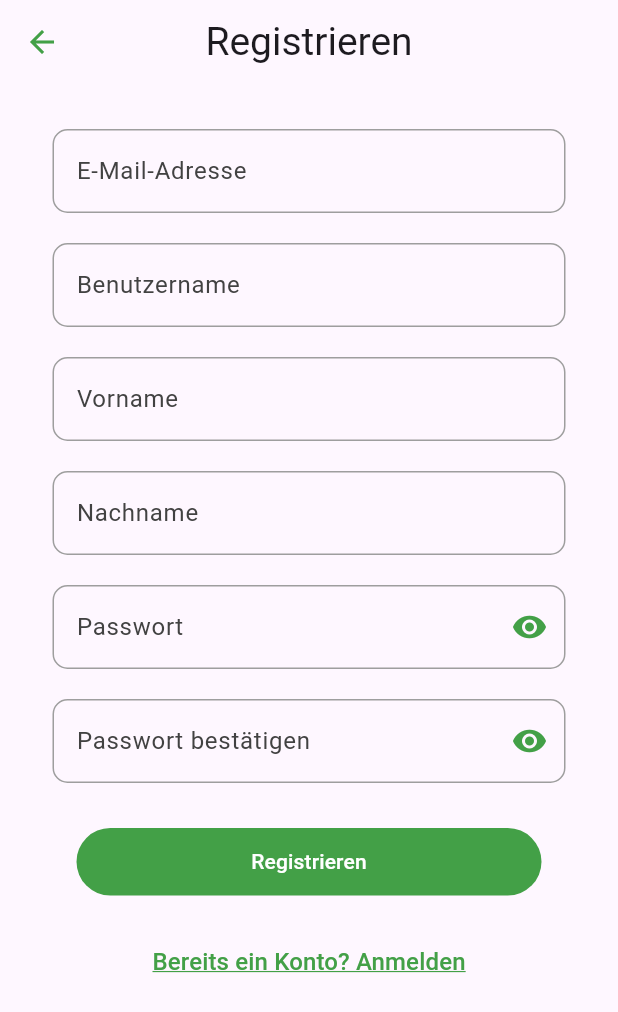
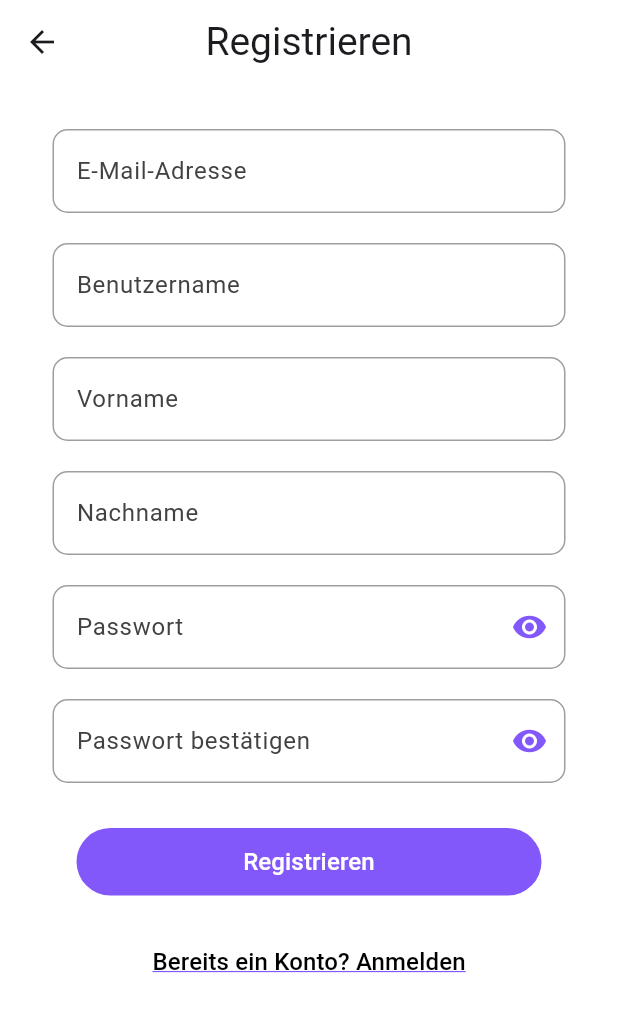
Before and after one commit to MohamadAlaskari/smart_activity_frontend, a Flutter app: the screen it shows after launch, after a tap on "Noch kein Konto? Jetzt registrieren", on a phone screen of 412 x 824 dp. Shown: the top 1012 px of the screen. Run offline on Flutter 3.47's test engine with Material 3 defaults, Android fonts, the phone set to English and light mode, and no system bars; our stand-ins replace bloc, dio, easy_localization, flutter_bloc, flutter_native_splash, flutter_secure_storage and 8 more; missing offline and left inert: fresh_dio; accounts and stored records are empty; generated files the repository leaves out were written again; statements that could not run were skipped.

Commit message:
update color scheme and adjust UI elements for consistency

```diff
--- a/lib/assets/colors.gen.dart
+++ b/lib/assets/colors.gen.dart
@@ -25,8 +25,8 @@ class ColorName {
   /// Color: #303F9F
   static const Color colorAccent = Color(0xFF303F9F);
 
-  /// Color: #43A047
-  static const Color colorPrimary = Color(0xFF43A047);
+  /// Color: #8258FA
+  static const Color colorPrimary = Color(0xFF8258FA);
 
   /// Color: #90CAF9
   static const Color disabledButtonColor = Color(0xFF90CAF9);
--- a/lib/presentation/forgot_password/forgot_password_view.dart
+++ b/lib/presentation/forgot_password/forgot_password_view.dart
@@ -14,9 +14,9 @@ class ForgotPasswordView extends StatelessWidget {
   @override
   Widget build(BuildContext context) {
     Widget content = Scaffold(
-      backgroundColor: ColorName.background,
+      backgroundColor: ColorName.white,
       appBar: AppBar(
-        backgroundColor: ColorName.background,
+        backgroundColor: ColorName.white,
         title: Text(
           'FORGOT_PASSWORD.TITLE'.tr(),
           style: const TextStyle(fontSize: 26),
--- a/lib/presentation/home/home_view.dart
+++ b/lib/presentation/home/home_view.dart
@@ -122,7 +122,7 @@ class HomeView extends StatelessWidget {
                 onPressed: () {
                   context.pushNamed(VibeSelectionProvider.routeName);
                 },
-                icon: const Icon(Icons.search, size: 30),
+                icon: const Icon(Icons.mood, size: 30),
               ),
               Transform.translate(
                 offset: const Offset(-8, 0),
@@ -130,7 +130,7 @@ class HomeView extends StatelessWidget {
                   onPressed: () {
                     context.pushNamed(SettingsProvider.routeName);
                   },
-                  icon: const Icon(Icons.settings_outlined, size: 30),
+                  icon: const Icon(Icons.person, size: 30),
                 ),
               ),
             ],
--- a/lib/presentation/home/ui/weather_row.dart
+++ b/lib/presentation/home/ui/weather_row.dart
@@ -68,7 +68,7 @@ class WeatherRow extends StatelessWidget {
                           : Colors.grey.shade400,
                   width: isSelected ? 2 : 1,
                 ),
-                color: isSelected ? Colors.green[50] : Colors.transparent,
+                color: isSelected ? Colors.purple[50] : Colors.transparent,
               ),
               child: Column(
                 mainAxisAlignment: MainAxisAlignment.center,
--- a/lib/presentation/login/login_view.dart
+++ b/lib/presentation/login/login_view.dart
@@ -20,9 +20,11 @@ class LoginView extends StatelessWidget {
       canPop: false,
       child: Scaffold(
         resizeToAvoidBottomInset: false,
+        backgroundColor: ColorName.white,
         body: Column(
           children: [
             AppBar(
+              backgroundColor: ColorName.white,
               title: Text(
                 'LOGIN.TITLE'.tr(),
                 style: const TextStyle(fontSize: 26),
@@ -163,8 +165,8 @@ class _ForgotPasswordButton extends StatelessWidget {
           style: const TextStyle(
             fontSize: 18,
             fontWeight: FontWeight.w500,
-            color: ColorName.colorPrimary,
-            decorationColor: ColorName.colorPrimary,
+            color: ColorName.black,
+            decorationColor: ColorName.black,
             decoration: TextDecoration.underline,
           ),
         ),
@@ -190,7 +192,7 @@ class _RegisterButton extends StatelessWidget {
           style: const TextStyle(
             fontSize: 16,
             fontWeight: FontWeight.w500,
-            color: ColorName.colorPrimary,
+            color: ColorName.black,
             decorationColor: ColorName.colorPrimary,
             decoration: TextDecoration.underline,
           ),
--- a/lib/presentation/register/register_view.dart
+++ b/lib/presentation/register/register_view.dart
@@ -15,19 +15,17 @@ class RegisterView extends StatelessWidget {
   @override
   Widget build(BuildContext context) {
     return Scaffold(
+      backgroundColor: ColorName.white,
       resizeToAvoidBottomInset: false,
       body: Column(
         children: [
           AppBar(
+            backgroundColor: ColorName.white,
             title: Text(
               'REGISTER.TITLE'.tr(),
               style: const TextStyle(fontSize: 26),
             ),
             centerTitle: true,
-            leading: IconButton(
-              icon: const Icon(Icons.arrow_back, color: ColorName.colorPrimary),
-              onPressed: () => Navigator.of(context).pop(),
-            ),
           ),
           Expanded(
             child: Padding(
@@ -290,7 +288,7 @@ class _LoginButton extends StatelessWidget {
           style: const TextStyle(
             fontSize: 16,
             fontWeight: FontWeight.w500,
-            color: ColorName.colorPrimary,
+            color: ColorName.black,
             decorationColor: ColorName.colorPrimary,
             decoration: TextDecoration.underline,
           ),
--- a/lib/presentation/ui/buttons/vibe_day_button.dart
+++ b/lib/presentation/ui/buttons/vibe_day_button.dart
@@ -59,7 +59,7 @@ class VibeDayButton extends StatelessWidget {
                     alignment: Alignment.center,
                     child: Text(
                       text,
-                      style: TextStyle(color: textColor),
+                      style: TextStyle(color: textColor, fontSize: 16),
                       textAlign: textAlign ?? TextAlign.center,
                     ),
                   ),
--- a/lib/presentation/ui/widgets/custom_text_field.dart
+++ b/lib/presentation/ui/widgets/custom_text_field.dart
@@ -41,7 +41,7 @@ class CustomTextField extends StatelessWidget {
         focusedBorder: OutlineInputBorder(
           borderRadius: BorderRadius.circular(10.0),
           borderSide: const BorderSide(
-            color: ColorName.colorAccent,
+            color: ColorName.colorPrimary,
             width: 2.0,
           ),
         ),
```
Also changed, not shown: pubspec.yaml (+39 -26 lines), assets/images/vibeday_app_logo.png (added), 18 other files.
